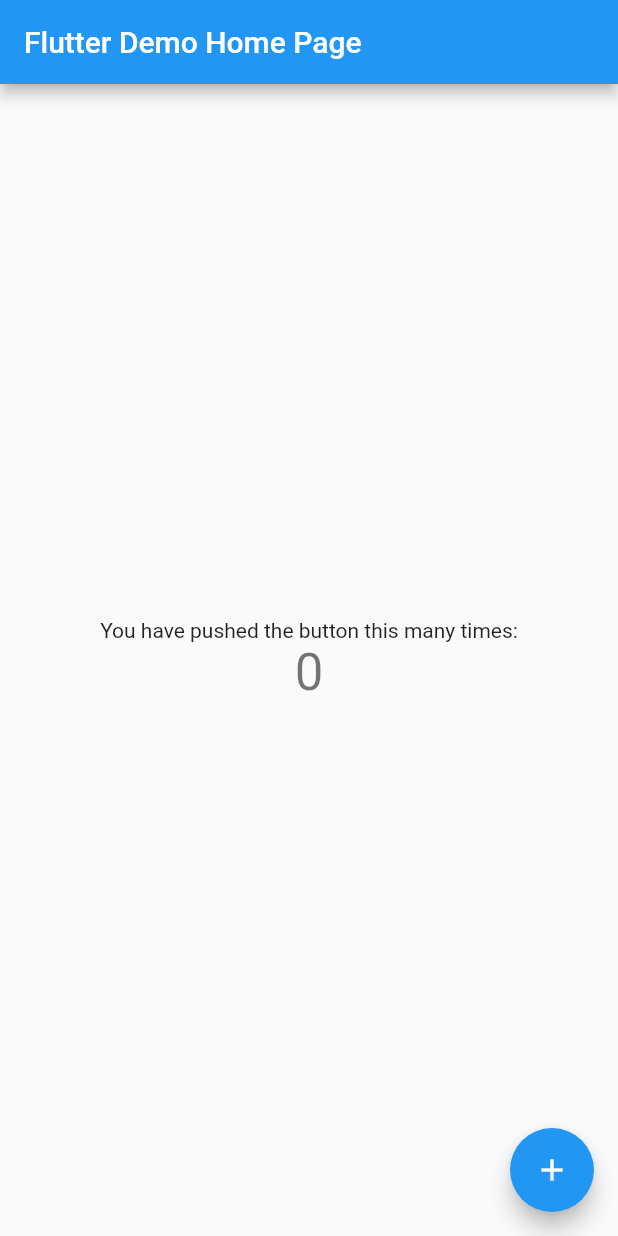
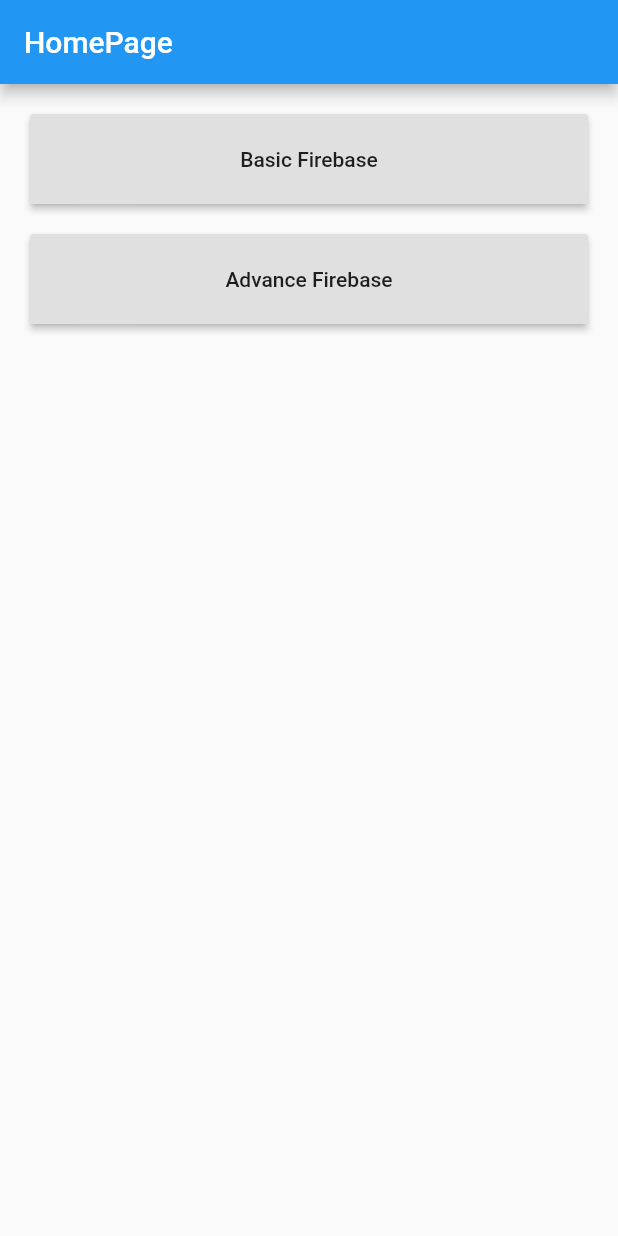
Before and after one commit to sabsab-yeng/sfd_firebase, a Flutter app: the screen it shows after launch, on a phone screen of 412 x 824 dp. Run offline on Flutter 3.47's test engine with Material 2 defaults, Android fonts, the phone set to English and light mode, and no system bars; our stand-ins replace firebase_database; accounts and stored records are empty.

```diff
--- a/lib/main.dart
+++ b/lib/main.dart
@@ -1,4 +1,7 @@
+
 import 'package:flutter/material.dart';
+import 'package:sdf_firebase/ui/advance_firebase.dart';
+import 'package:sdf_firebase/ui/basic_firebase.dart';
 
 void main() => runApp(MyApp());
 
@@ -7,86 +10,48 @@
   @override
   Widget build(BuildContext context) {
     return MaterialApp(
-      title: 'Flutter Demo',
-      theme: ThemeData(
-        primarySwatch: Colors.blue,
+        theme: ThemeData(
+          primarySwatch: Colors.blue,
+        ),
+        home: HomePage());
+  }
+}
+
+class HomePage extends StatelessWidget {
+  @override
+  Widget build(BuildContext context) {
+    return Scaffold(
+      appBar: AppBar(
+        title: Text("HomePage"),
       ),
-      home: MyHomePage(title: 'Flutter Demo Home Page'),
+      body: Container(
+        padding: EdgeInsets.all(20),
+        child: Column(
+          children: <Widget>[
+            SizedBox(
+              height: 60,
+              width: double.infinity,
+              child: RaisedButton(
+                onPressed: () {
+                  Navigator.push(context, MaterialPageRoute(builder: (context)=> BasicFirebasePage()));
+                },
+                child: Text("Basic Firebase"),
+              ),
+            ),
+            SizedBox(height: 20,),
+            SizedBox(
+              height: 60,
+              width: double.infinity,
+              child: RaisedButton(
+                onPressed: () {
+                  Navigator.push(context, MaterialPageRoute(builder: (context)=> AdvanceFirebasePage()));
+                },
+                child: Text("Advance Firebase"),
+              ),
+            )
+          ],
+        ),
+      ),
     );
   }
 }
-
-class MyHomePage extends StatefulWidget {
-  MyHomePage({Key key, this.title}) : super(key: key);
-  final String title;
-
-  @override
-  _MyHomePageState createState() => _MyHomePageState();
-}
-
-class _MyHomePageState extends State<MyHomePage> {
-  int _counter = 0;
-
-  void _incrementCounter() {
-    setState(() {
-      // This call to setState tells the Flutter framework that something has
-      // changed in this State, which causes it to rerun the build method below
-      // so that the display can reflect the updated values. If we changed
-      // _counter without calling setState(), then the build method would not be
-      // called again, and so nothing would appear to happen.
-      _counter++;
-    });
-  }
-
-  @override
-  Widget build(BuildContext context) {
-    // This method is rerun every time setState is called, for instance as done
-    // by the _incrementCounter method above.
-    //
-    // The Flutter framework has been optimized to make rerunning build methods
-    // fast, so that you can just rebuild anything that needs updating rather
-    // than having to individually change instances of widgets.
-    return Scaffold(
-      appBar: AppBar(
-        // Here we take the value from the MyHomePage object that was created by
-        // the App.build method, and use it to set our appbar title.
-        title: Text(widget.title),
-      ),
-      body: Center(
-        // Center is a layout widget. It takes a single child and positions it
-        // in the middle of the parent.
-        child: Column(
-          // Column is also a layout widget. It takes a list of children and
-          // arranges them vertically. By default, it sizes itself to fit its
-          // children horizontally, and tries to be as tall as its parent.
-          //
-          // Invoke "debug painting" (press "p" in the console, choose the
-          // "Toggle Debug Paint" action from the Flutter Inspector in Android
-          // Studio, or the "Toggle Debug Paint" command in Visual Studio Code)
-          // to see the wireframe for each widget.
-          //
-          // Column has various properties to control how it sizes itself and
-          // how it positions its children. Here we use mainAxisAlignment to
-          // center the children vertically; the main axis here is the vertical
-          // axis because Columns are vertical (the cross axis would be
-          // horizontal).
-          mainAxisAlignment: MainAxisAlignment.center,
-          children: <Widget>[
-            Text(
-              'You have pushed the button this many times:',
-            ),
-            Text(
-              '$_counter',
-              style: Theme.of(context).textTheme.headline4,
-            ),
-          ],
-        ),
-      ),
-      floatingActionButton: FloatingActionButton(
-        onPressed: _incrementCounter,
-        tooltip: 'Increment',
-        child: Icon(Icons.add),
-      ), // This trailing comma makes auto-formatting nicer for build methods.
-    );
-  }
-}
```
Also changed, not shown: lib/models/student.dart (added, +21 -0 lines), lib/ui/advance_firebase.dart (added, +90 -0 lines), lib/ui/basic_firebase.dart (added, +40 -0 lines).
